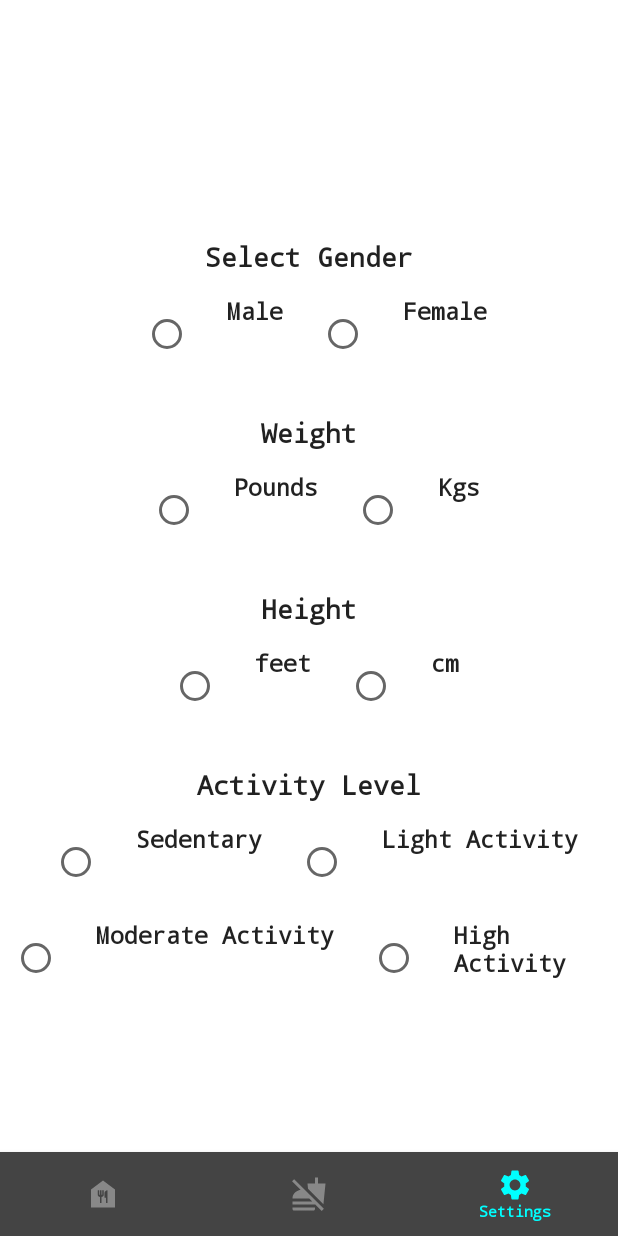
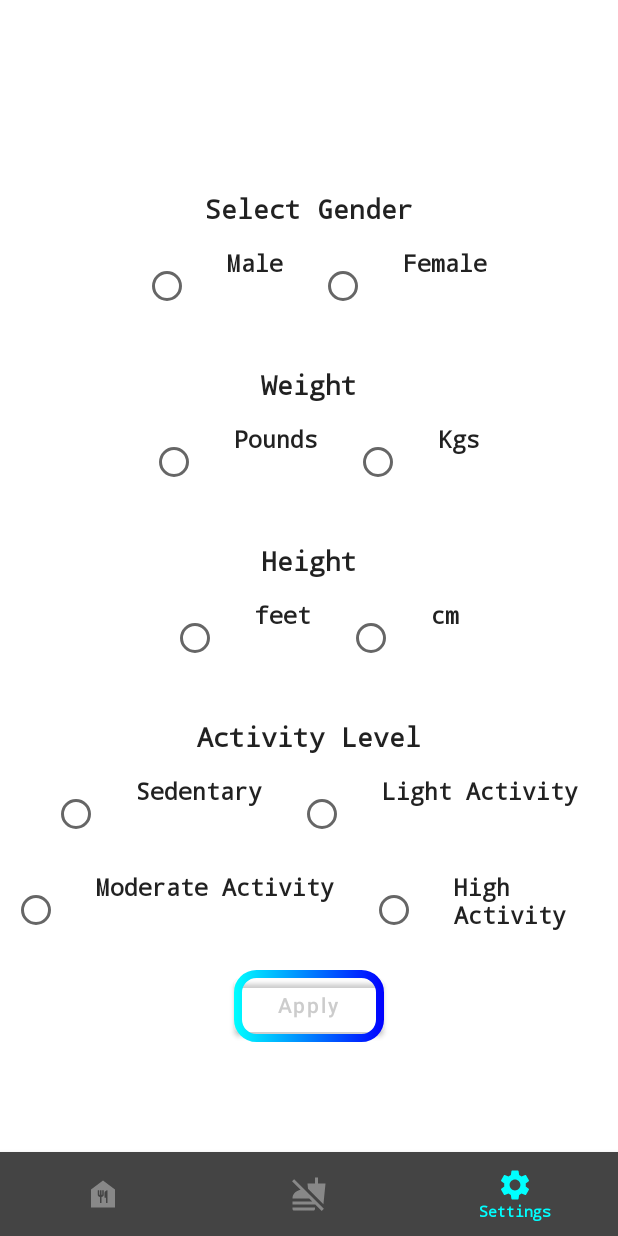
Before and after one commit to Capybara-Dev-Team/ProShaped-app, an Android app built with Jetpack Compose: the SettingsScreen screen opened through its navigation route, on a phone screen of 412 x 824 dp. Run offline under Robolectric (Android 15) with nearby library versions, the phone set to English and light mode, and no system bars.

Commit message:
Settings Screen Update

```diff
--- a/ProShaped/app/build.gradle
+++ b/ProShaped/app/build.gradle
@@ -63,4 +63,8 @@ dependencies {
 
     implementation "androidx.compose.material:material-icons-extended:1.0.1"
 
+    implementation "androidx.datastore:datastore-preferences:1.0.0"
+    implementation "org.jetbrains.kotlinx:kotlinx-collections-immutable:0.3.5"
+    implementation "org.jetbrains.kotlinx:kotlinx-serialization-json:1.3.2"
+
 }
--- a/ProShaped/app/src/main/java/com/example/proshapedapp/MainActivity.kt
+++ b/ProShaped/app/src/main/java/com/example/proshapedapp/MainActivity.kt
@@ -1,6 +1,8 @@
 package com.example.proshapedapp
 
 import android.annotation.SuppressLint
+import android.content.Context
+import android.content.Intent
 import android.content.SharedPreferences
 import android.os.Bundle
 import android.view.animation.OvershootInterpolator
@@ -44,6 +46,8 @@ import androidx.compose.ui.graphics.Brush
 import androidx.compose.ui.graphics.painter.Painter
 import androidx.compose.ui.layout.ContentScale
 import androidx.compose.ui.text.TextStyle
+import androidx.datastore.core.DataStore
+import androidx.datastore.dataStore
 import com.example.proshapedapp.caloriesScreenPackage.GetRandomPhoto
 import com.example.proshapedapp.caloriesScreenPackage.ImageCard
 import com.example.proshapedapp.caloriesScreenPackage.PhotoData
@@ -53,6 +57,7 @@ import com.example.proshapedapp.settingsScreenPackage.Gender
 import com.example.proshapedapp.settingsScreenPackage.Height
 import com.example.proshapedapp.settingsScreenPackage.Weight
 import kotlinx.coroutines.launch
+import java.util.prefs.Preferences
 
 class MainActivity : ComponentActivity() {
     @OptIn(ExperimentalMaterialApi::class)
@@ -245,7 +250,6 @@ fun CaloriesScreen() {
 
 @Composable
 fun SettingsScreen() {
-
     Column(
         modifier = Modifier
             .fillMaxSize(),
@@ -424,6 +428,38 @@ fun SettingsScreen() {
                 Text(ActivityLevel.high)
             }
         }
+
+        Spacer(modifier = Modifier.size(16.dp))
+
+        Button(
+            onClick = {
+                //implement
+            },
+            colors = ButtonDefaults.buttonColors(
+                backgroundColor = Color.Transparent,
+                contentColor = Color.LightGray
+
+            ),
+            modifier = Modifier
+                .border(
+                    width = 5.dp,
+                    brush = Brush.horizontalGradient(listOf(Color.Cyan, Color.Blue)),
+                    shape = RoundedCornerShape(15.dp)
+                )
+                .width(100.dp)
+                .background(
+                    Brush.horizontalGradient(
+                        colors = listOf(
+                            Color.Transparent,
+                            Color.Transparent
+                        ),
+                        startX = 150f
+                    )
+                )
+        ) {
+            Text(text = "Apply")
+        }
+
         //might add a language choice
     }
 }
```
